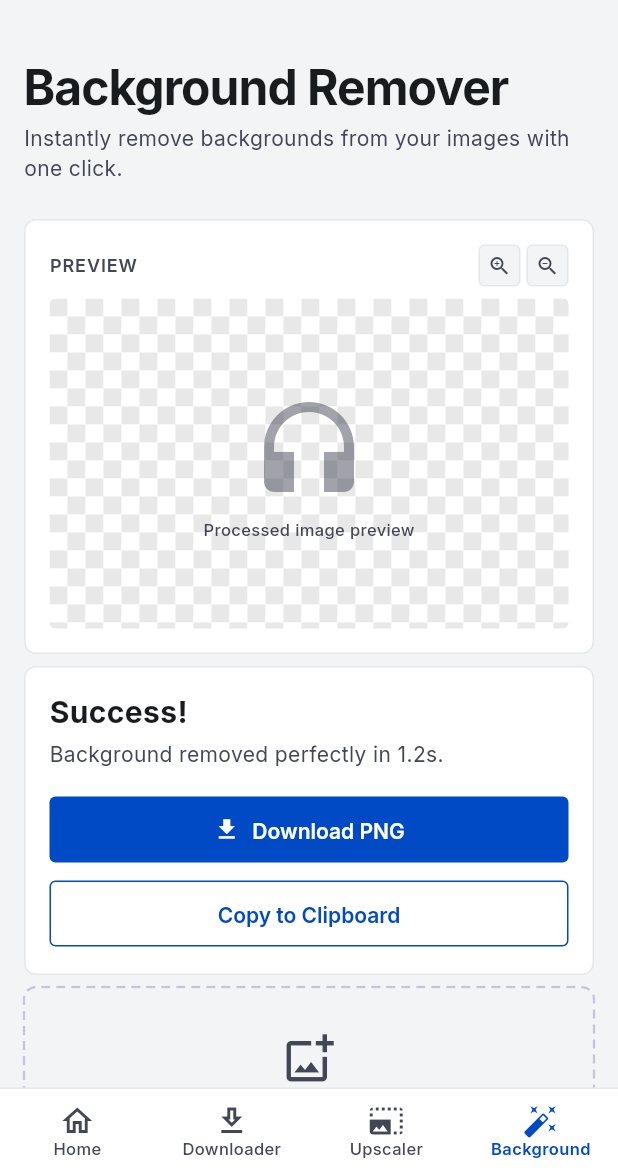
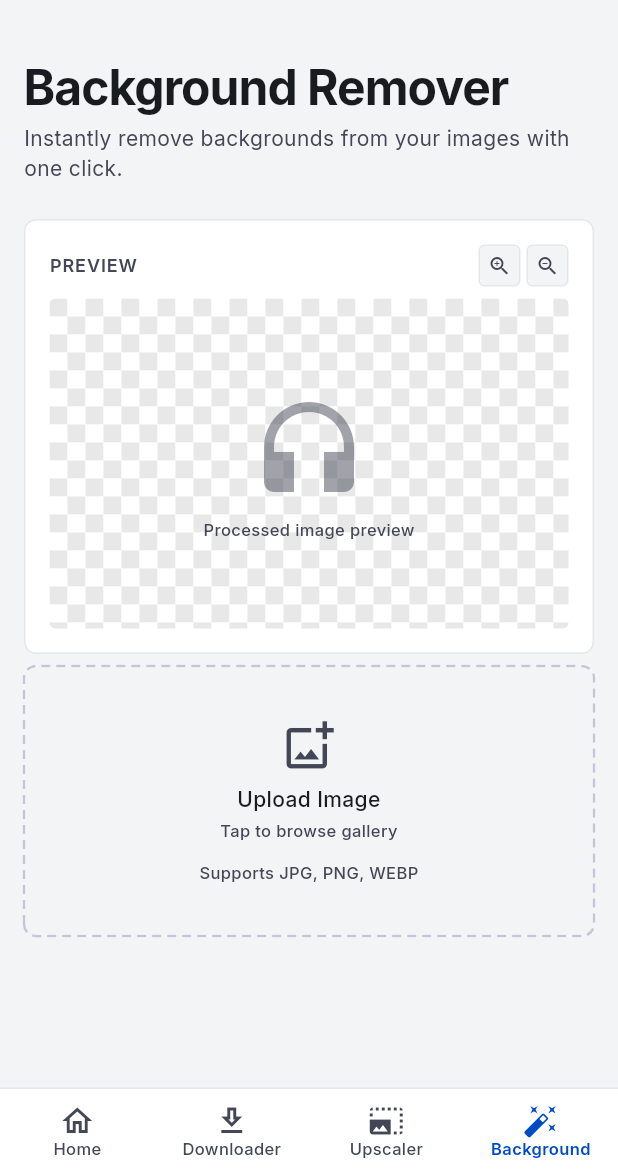
Before and after one commit to yannkovalskia/MyTools, a Flutter app: the screen it shows after launch, item 4 of the bottom bar chosen, on a phone screen of 412 x 824 dp, the part 63-1236 px from its top. Run offline on Flutter 3.47's test engine with Material 3 defaults, Android fonts, the phone set to English and light mode, and no system bars; our stand-ins replace google_fonts, image_picker.

Commit message:
Integrate remove background frontend with backend

```diff
--- a/frontend/lib/screens/background_screen.dart
+++ b/frontend/lib/screens/background_screen.dart
@@ -1,14 +1,56 @@
+import 'dart:io';
+import 'dart:typed_data';
 import 'package:flutter/material.dart';
+import 'package:image_picker/image_picker.dart';
 import '../theme/app_theme.dart';
 import '../widgets/widgets.dart';
+import '../services/api_service.dart';
 
-/// Background Remover screen matching the removebg.png mockup.
-///
-/// Contains: title, checkerboard preview area with zoom controls,
-/// success state card (with download/copy buttons), and a dashed
-/// "Upload Another" card.
-class BackgroundScreen extends StatelessWidget {
+class BackgroundScreen extends StatefulWidget {
   const BackgroundScreen({super.key});
+
+  @override
+  State<BackgroundScreen> createState() => _BackgroundScreenState();
+}
+
+class _BackgroundScreenState extends State<BackgroundScreen> {
+  final ImagePicker _picker = ImagePicker();
+  bool _isLoading = false;
+  Uint8List? _processedImage;
+
+  // Fungsi untuk membuka galeri, memilih foto, dan mengirim ke API
+  Future<void> _pickAndProcessImage() async {
+    final XFile? pickedFile = await _picker.pickImage(
+      source: ImageSource.gallery,
+    );
+
+    if (pickedFile != null) {
+      setState(() {
+        _isLoading = true;
+        _processedImage = null; // Reset gambar sebelumnya jika ada
+      });
+
+      File imageFile = File(pickedFile.path);
+
+      // Memanggil endpoint FastAPI dari api_service.dart
+      Uint8List? result = await ApiService.removeBackground(imageFile);
+
+      setState(() {
+        _processedImage = result;
+        _isLoading = false;
+      });
+
+      if (result == null) {
+        if (mounted) {
+          ScaffoldMessenger.of(context).showSnackBar(
+            const SnackBar(
+              content: Text('Gagal menghapus background. Cek koneksi server.'),
+            ),
+          );
+        }
+      }
+    }
+  }
 
   @override
   Widget build(BuildContext context) {
@@ -21,9 +63,7 @@ class BackgroundScreen extends StatelessWidget {
           // ── Title ──────────────────────────────────────
           Text(
             'Background Remover',
-            style: AppTypography.displayLg.copyWith(
-              color: AppColors.onSurface,
-            ),
+            style: AppTypography.displayLg.copyWith(color: AppColors.onSurface),
           ),
           const SizedBox(height: AppSpacing.xs),
           Text(
@@ -50,14 +90,20 @@ class BackgroundScreen extends StatelessWidget {
               height: 220,
               child: CheckerboardBackground(
                 child: Center(
-                  child: Column(
+                  // Logika Tampilan: Loading -> Hasil Gambar -> Placeholder
+                  child: _isLoading
+                      ? const CircularProgressIndicator()
+                      : _processedImage != null
+                      ? Image.memory(_processedImage!, fit: BoxFit.contain)
+                      : Column(
                           mainAxisAlignment: MainAxisAlignment.center,
                           children: [
-                      // Placeholder for the processed image
                             Icon(
                               Icons.headphones,
                               size: 80,
-                        color: AppColors.onSurfaceVariant.withValues(alpha: 0.5),
+                              color: AppColors.onSurfaceVariant.withValues(
+                                alpha: 0.5,
+                              ),
                             ),
                             const SizedBox(height: AppSpacing.sm),
                             Text(
@@ -74,7 +120,8 @@ class BackgroundScreen extends StatelessWidget {
           ),
           const SizedBox(height: AppSpacing.sm),
 
-          // ── Success State Card ─────────────────────────
+          // ── Success State Card (Hanya muncul jika gambar berhasil diproses)
+          if (_processedImage != null && !_isLoading) ...[
             Container(
               decoration: AppTheme.cardDecoration,
               padding: const EdgeInsets.all(AppSpacing.md),
@@ -90,44 +137,41 @@ class BackgroundScreen extends StatelessWidget {
                   ),
                   const SizedBox(height: AppSpacing.xs),
                   Text(
-                  'Background removed perfectly in 1.2s.',
+                    'Background removed perfectly.',
                     style: AppTypography.bodyMd.copyWith(
                       color: AppColors.onSurfaceVariant,
                     ),
                   ),
                   const SizedBox(height: AppSpacing.md),
 
-                // Download PNG button
                   PrimaryButton(
                     label: 'Download PNG',
                     icon: Icons.download,
                     onPressed: () {
-                    // TODO: save processed image
-                  },
+                      // TODO: Logika save ke galeri HP
+                      ScaffoldMessenger.of(context).showSnackBar(
+                        const SnackBar(
+                          content: Text('Fitur download segera hadir!'),
                         ),
-                const SizedBox(height: AppSpacing.sm),
-
-                // Copy to Clipboard button
-                SecondaryButton(
-                  label: 'Copy to Clipboard',
-                  onPressed: () {
-                    // TODO: copy image to clipboard
+                      );
                     },
                   ),
                 ],
               ),
             ),
             const SizedBox(height: AppSpacing.sm),
+          ],
 
           // ── Upload Another (Dashed) ────────────────────
           DashedUploadArea(
             icon: Icons.add_photo_alternate_outlined,
-            primaryText: 'Upload Another',
-            secondaryText: 'Drag & drop or click\n\nSupports JPG, PNG, WEBP',
-            height: 170,
-            onTap: () {
-              // TODO: open file picker, then call ApiService.removeBackground()
-            },
+            primaryText: _processedImage == null && !_isLoading
+                ? 'Upload Image'
+                : 'Upload Another',
+            secondaryText: 'Tap to browse gallery\n\nSupports JPG, PNG, WEBP',
+            onTap: _isLoading
+                ? null
+                : _pickAndProcessImage, // Nonaktifkan tombol saat loading
           ),
           const SizedBox(height: AppSpacing.lg),
         ],
@@ -135,7 +179,7 @@ class BackgroundScreen extends StatelessWidget {
     );
   }
 
-  static Widget _zoomButton(IconData icon) {
+  Widget _zoomButton(IconData icon) {
     return Container(
       width: 28,
       height: 28,
--- a/frontend/lib/services/api_service.dart
+++ b/frontend/lib/services/api_service.dart
@@ -1,213 +1,81 @@
 import 'dart:io';
+import 'package:http/http.dart' as http;
+import 'package:flutter/foundation.dart';
 
-/// Structured API service placeholders for FastAPI backend integration.
-///
-/// Each method contains a TODO comment indicating where to connect
-/// to the local FastAPI backend. Replace the placeholder implementations
-/// with actual HTTP calls (e.g., using the `http` or `dio` package).
 class ApiService {
-  /// Base URL for the local FastAPI backend.
-  /// Change this to your actual server address.
-  static const String baseUrl = 'http://localhost:8000';
+  // Ganti dengan IPv4 laptopmu
+  static const String baseUrl = 'http://192.168.100.8:8000';
 
-  // ────────────────────────────────────────────────────────────
-  // Background Remover
-  // ────────────────────────────────────────────────────────────
+  // 1. Endpoint Remove Background
+  static Future<Uint8List?> removeBackground(File imageFile) async {
+    try {
+      var request = http.MultipartRequest(
+        'POST',
+        Uri.parse('$baseUrl/api/remove-bg'),
+      );
+      request.files.add(
+        await http.MultipartFile.fromPath('file', imageFile.path),
+      );
 
-  /// Removes the background from [image] and returns the processed
-  /// image bytes (PNG with transparent background).
-  ///
-  /// Example FastAPI endpoint: POST /api/remove-background
-  static Future<RemoveBgResult> removeBackground(File image) async {
-    // TODO: connect to local FastAPI
-    // final uri = Uri.parse('$baseUrl/api/remove-background');
-    // final request = http.MultipartRequest('POST', uri)
-    //   ..files.add(await http.MultipartFile.fromPath('file', image.path));
-    // final response = await request.send();
-    // final bytes = await response.stream.toBytes();
-    // return RemoveBgResult(imageBytes: bytes, processingTime: 1.2);
-
-    await Future.delayed(const Duration(seconds: 2));
-    return RemoveBgResult(imageBytes: null, processingTime: 1.2);
-  }
-
-  // ────────────────────────────────────────────────────────────
-  // Video Downloader
-  // ────────────────────────────────────────────────────────────
-
-  /// Analyzes a video URL and returns available download formats.
-  ///
-  /// Example FastAPI endpoint: POST /api/analyze-link
-  static Future<VideoAnalysisResult> analyzeVideoLink(String url) async {
-    // TODO: connect to local FastAPI
-    // final uri = Uri.parse('$baseUrl/api/analyze-link');
-    // final response = await http.post(uri, body: {'url': url});
-    // final data = json.decode(response.body);
-    // return VideoAnalysisResult.fromJson(data);
-
-    await Future.delayed(const Duration(seconds: 2));
-    return VideoAnalysisResult(
-      title: 'Sample Video',
-      formats: [
-        VideoFormat(quality: '1080p', format: 'MP4', size: '45MB'),
-        VideoFormat(quality: '720p', format: 'MP4', size: '25MB'),
-        VideoFormat(quality: 'Audio', format: 'MP3', size: '8MB'),
-      ],
-    );
-  }
-
-  /// Downloads a video by [videoId] in the given [format].
-  /// Returns a stream of download progress (0.0 → 1.0).
-  ///
-  /// Example FastAPI endpoint: GET /api/download/{videoId}?format={format}
-  static Stream<double> downloadVideo({
-    required String videoId,
-    required String format,
-  }) async* {
-    // TODO: connect to local FastAPI
-    // final uri = Uri.parse('$baseUrl/api/download/$videoId?format=$format');
-    // final request = http.Request('GET', uri);
-    // final response = await request.send();
-    // final total = response.contentLength ?? 0;
-    // int received = 0;
-    // await for (final chunk in response.stream) {
-    //   received += chunk.length;
-    //   yield received / total;
-    // }
-
-    for (int i = 0; i <= 10; i++) {
-      await Future.delayed(const Duration(milliseconds: 300));
-      yield i / 10;
+      var response = await request.send();
+      if (response.statusCode == 200) {
+        return await response.stream
+            .toBytes(); // Mengembalikan bytes gambar transparan
+      } else {
+        debugPrint('Error: ${response.statusCode}');
+        return null;
+      }
+    } catch (e) {
+      debugPrint('Exception: $e');
+      return null;
     }
   }
 
-  // ────────────────────────────────────────────────────────────
-  // Image Upscaler
-  // ────────────────────────────────────────────────────────────
+  // 2. Endpoint Upscale Image
+  static Future<Uint8List?> upscaleImage(File imageFile, int scale) async {
+    try {
+      var request = http.MultipartRequest(
+        'POST',
+        Uri.parse('$baseUrl/api/upscale'),
+      );
+      request.files.add(
+        await http.MultipartFile.fromPath('file', imageFile.path),
+      );
+      request.fields['scale'] = scale.toString();
 
-  /// Upscales [image] by the given [scaleFactor] (2, 4, or 8).
-  /// Returns the upscaled image bytes.
-  ///
-  /// Example FastAPI endpoint: POST /api/upscale
-  static Future<UpscaleResult> upscaleImage({
-    required File image,
-    required int scaleFactor,
-  }) async {
-    // TODO: connect to local FastAPI
-    // final uri = Uri.parse('$baseUrl/api/upscale');
-    // final request = http.MultipartRequest('POST', uri)
-    //   ..files.add(await http.MultipartFile.fromPath('file', image.path))
-    //   ..fields['scale'] = scaleFactor.toString();
-    // final response = await request.send();
-    // final bytes = await response.stream.toBytes();
-    // return UpscaleResult(
-    //   imageBytes: bytes,
-    //   originalWidth: ...,
-    //   originalHeight: ...,
-    //   upscaledWidth: ...,
-    //   upscaledHeight: ...,
-    // );
-
-    await Future.delayed(const Duration(seconds: 3));
-    return UpscaleResult(
-      imageBytes: null,
-      originalWidth: 640,
-      originalHeight: 480,
-      upscaledWidth: 640 * scaleFactor,
-      upscaledHeight: 480 * scaleFactor,
-    );
+      var response = await request.send();
+      if (response.statusCode == 200) {
+        return await response.stream
+            .toBytes(); // Mengembalikan bytes gambar tajam
+      } else {
+        debugPrint('Error: ${response.statusCode}');
+        return null;
+      }
+    } catch (e) {
+      debugPrint('Exception: $e');
+      return null;
+    }
   }
 
-  // ────────────────────────────────────────────────────────────
-  // Search / Recent Activity
-  // ────────────────────────────────────────────────────────────
+  // 3. Endpoint Download Video (Masih berupa cetak biru dasar)
+  static Future<bool> downloadVideo(String url) async {
+    try {
+      var request = http.MultipartRequest(
+        'POST',
+        Uri.parse('$baseUrl/api/download-video'),
+      );
+      request.fields['url'] = url;
 
-  /// Searches available tools by [query].
-  ///
-  /// Example FastAPI endpoint: GET /api/tools/search?q={query}
-  static Future<List<String>> searchTools(String query) async {
-    // TODO: connect to local FastAPI
-    // final uri = Uri.parse('$baseUrl/api/tools/search?q=$query');
-    // final response = await http.get(uri);
-    // return List<String>.from(json.decode(response.body));
-
-    await Future.delayed(const Duration(milliseconds: 300));
-    final allTools = ['Remove Background', 'Video Downloader', 'Image Upscaler'];
-    return allTools
-        .where((t) => t.toLowerCase().contains(query.toLowerCase()))
-        .toList();
-  }
-
-  /// Fetches the user's recent tool activity.
-  ///
-  /// Example FastAPI endpoint: GET /api/activity/recent
-  static Future<List<RecentActivity>> getRecentActivity() async {
-    // TODO: connect to local FastAPI
-    // final uri = Uri.parse('$baseUrl/api/activity/recent');
-    // final response = await http.get(uri);
-    // return (json.decode(response.body) as List)
-    //     .map((e) => RecentActivity.fromJson(e))
-    //     .toList();
-
-    await Future.delayed(const Duration(milliseconds: 200));
-    return []; // Empty by default
+      var response = await request.send();
+      if (response.statusCode == 200) {
+        // TODO: Logika untuk menyimpan file video ke memori HP (butuh package path_provider & permission_handler)
+        debugPrint('Video siap didownload!');
+        return true;
+      }
+      return false;
+    } catch (e) {
+      debugPrint('Exception: $e');
+      return false;
+    }
   }
 }
-
-// ══════════════════════════════════════════════════════════════
-// Data Models
-// ══════════════════════════════════════════════════════════════
-
-class RemoveBgResult {
-  final List<int>? imageBytes;
-  final double processingTime;
-
-  RemoveBgResult({required this.imageBytes, required this.processingTime});
-}
-
-class VideoAnalysisResult {
-  final String title;
-  final List<VideoFormat> formats;
-
-  VideoAnalysisResult({required this.title, required this.formats});
-}
-
-class VideoFormat {
-  final String quality;
-  final String format;
-  final String size;
-
-  VideoFormat({
-    required this.quality,
-    required this.format,
-    required this.size,
-  });
-}
-
-class UpscaleResult {
-  final List<int>? imageBytes;
-  final int originalWidth;
-  final int originalHeight;
-  final int upscaledWidth;
-  final int upscaledHeight;
-
-  UpscaleResult({
-    required this.imageBytes,
-    required this.originalWidth,
-    required this.originalHeight,
-    required this.upscaledWidth,
-    required this.upscaledHeight,
-  });
-}
-
-class RecentActivity {
-  final String toolName;
-  final String description;
-  final DateTime timestamp;
-
-  RecentActivity({
-    required this.toolName,
-    required this.description,
-    required this.timestamp,
-  });
-}
--- a/frontend/pubspec.yaml
+++ b/frontend/pubspec.yaml
@@ -35,6 +35,8 @@ dependencies:
   # Use with the CupertinoIcons class for iOS style icons.
   cupertino_icons: ^1.0.8
   google_fonts: ^6.2.1
+  http: ^1.6.0
+  image_picker: ^1.2.3
 
 dev_dependencies:
   flutter_test:
```
Also changed, not shown: frontend/pubspec.lock, 5 other files. Lines whose indentation alone changed are shown as unchanged.
